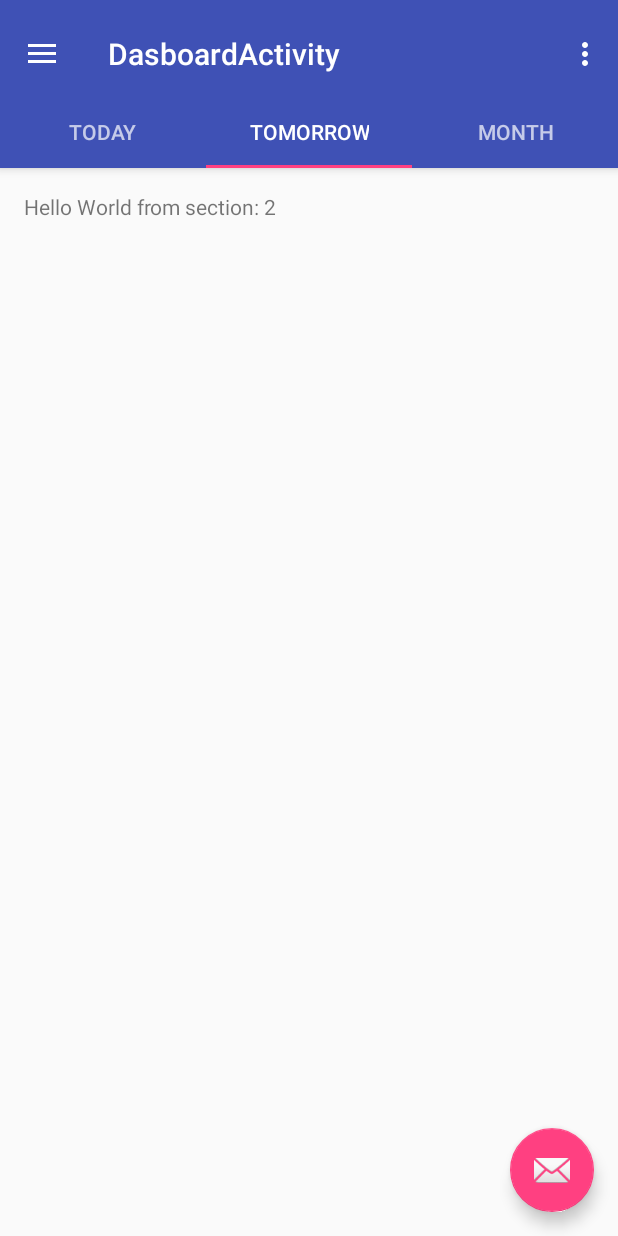
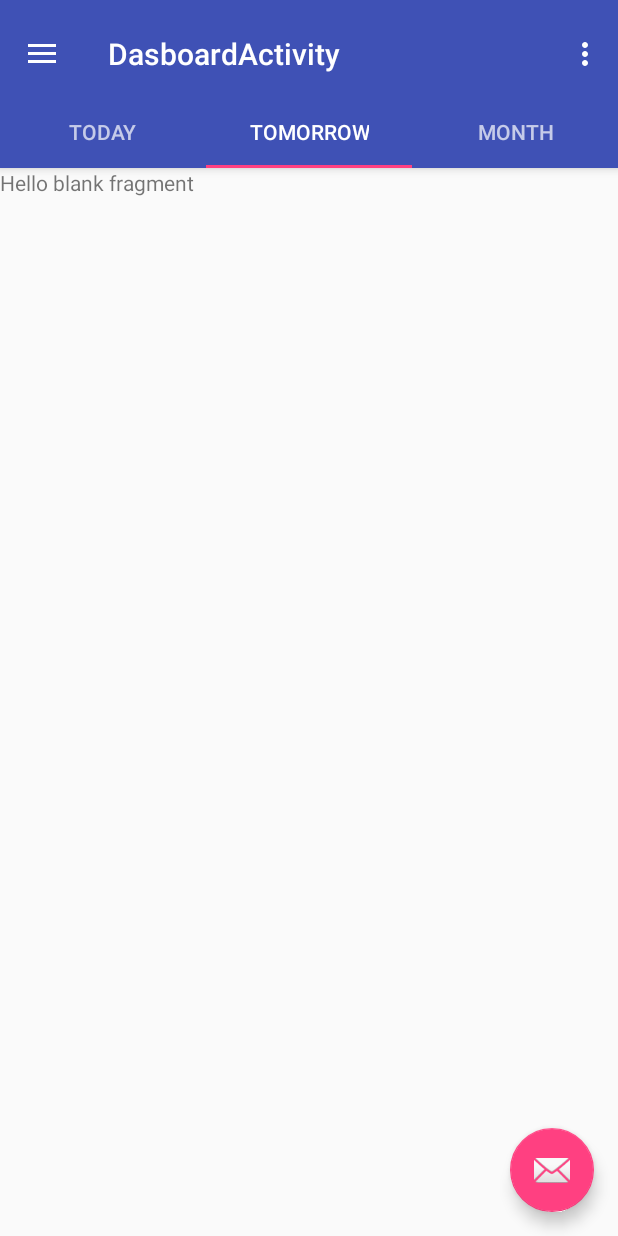
Before and after one commit to 5hirish/android_anti_detention, an Android app: the screen it shows after launch (DasboardActivity), tab 2 chosen, on a phone screen of 412 x 824 dp. Run offline under Robolectric (Android 15) with nearby library versions, the phone set to English and light mode, and no system bars.

Commit message:
Added ViewPager Adapter

```diff
--- a/app/build.gradle
+++ b/app/build.gradle
@@ -24,7 +24,8 @@ dependencies {
     androidTestCompile('com.android.support.test.espresso:espresso-core:2.2.2', {
         exclude group: 'com.android.support', module: 'support-annotations'
     })
+    compile 'com.android.support:appcompat-v7:25.1.0'
+    compile 'com.android.support:design:25.1.0'
+    compile 'com.android.support:support-v4:25.1.0'
     testCompile 'junit:junit:4.12'
-    compile 'com.android.support:appcompat-v7:25.0.1'
-    compile 'com.android.support:design:25.0.1'
 }
--- a/app/src/main/java/com/alleviate/antidetention/DasboardActivity.java
+++ b/app/src/main/java/com/alleviate/antidetention/DasboardActivity.java
@@ -137,75 +137,5 @@ public class DasboardActivity extends AppCompatActivity implements NavigationVie
         return true;
     }
 
-    /**
-     * A placeholder fragment containing a simple view.
-     */
-    public static class PlaceholderFragment extends Fragment {
-        /**
-         * The fragment argument representing the section number for this
-         * fragment.
-         */
-        private static final String ARG_SECTION_NUMBER = "section_number";
 
-        public PlaceholderFragment() {
-        }
-
-        /**
-         * Returns a new instance of this fragment for the given section
-         * number.
-         */
-        public static PlaceholderFragment newInstance(int sectionNumber) {
-            PlaceholderFragment fragment = new PlaceholderFragment();
-            Bundle args = new Bundle();
-            args.putInt(ARG_SECTION_NUMBER, sectionNumber);
-            fragment.setArguments(args);
-            return fragment;
-        }
-
-        @Override
-        public View onCreateView(LayoutInflater inflater, ViewGroup container,
-                                 Bundle savedInstanceState) {
-            View rootView = inflater.inflate(R.layout.fragment_dasboard, container, false);
-            TextView textView = (TextView) rootView.findViewById(R.id.section_label);
-            textView.setText(getString(R.string.section_format, getArguments().getInt(ARG_SECTION_NUMBER)));
-            return rootView;
-        }
-    }
-
-    /**
-     * A {@link FragmentPagerAdapter} that returns a fragment corresponding to
-     * one of the sections/tabs/pages.
-     */
-    public class SectionsPagerAdapter extends FragmentPagerAdapter {
-
-        public SectionsPagerAdapter(FragmentManager fm) {
-            super(fm);
-        }
-
-        @Override
-        public Fragment getItem(int position) {
-            // getItem is called to instantiate the fragment for the given page.
-            // Return a PlaceholderFragment (defined as a static inner class below).
-            return PlaceholderFragment.newInstance(position + 1);
-        }
-
-        @Override
-        public int getCount() {
-            // Show 3 total pages.
-            return 3;
-        }
-
-        @Override
-        public CharSequence getPageTitle(int position) {
-            switch (position) {
-                case 0:
-                    return "Today";
-                case 1:
-                    return "Tomorrow";
-                case 2:
-                    return "Month";
-            }
-            return null;
-        }
-    }
 }
--- /dev/null
+++ b/app/src/main/java/com/alleviate/antidetention/MonthFragment.java
@@ -0,0 +1,29 @@
+package com.alleviate.antidetention;
+
+
+import android.os.Bundle;
+import android.support.v4.app.Fragment;
+import android.view.LayoutInflater;
+import android.view.View;
+import android.view.ViewGroup;
+
+
+/**
+ * A simple {@link Fragment} subclass.
+ */
+public class MonthFragment extends Fragment {
+
+
+    public MonthFragment() {
+        // Required empty public constructor
+    }
+
+
+    @Override
+    public View onCreateView(LayoutInflater inflater, ViewGroup container,
+                             Bundle savedInstanceState) {
+        // Inflate the layout for this fragment
+        return inflater.inflate(R.layout.fragment_month, container, false);
+    }
+
+}
--- /dev/null
+++ b/app/src/main/java/com/alleviate/antidetention/SectionsPagerAdapter.java
@@ -0,0 +1,58 @@
+package com.alleviate.antidetention;
+
+import android.support.v4.app.Fragment;
+import android.support.v4.app.FragmentManager;
+import android.support.v4.app.FragmentStatePagerAdapter;
+
+/**
+ * Created by felix on 10/6/16.
+ * Created at Alleviate.
+ * shirishkadam.com
+ */
+public class SectionsPagerAdapter extends FragmentStatePagerAdapter {
+
+    public SectionsPagerAdapter(FragmentManager fm) {
+        super(fm);
+    }
+
+    @Override
+    public Fragment getItem(int position) {
+        // getItem is called to instantiate the fragment for the given page.
+        // Return a PlaceholderFragment (defined as a static inner class below).
+        switch (position){
+            case 0:
+                return new TodayFragment();
+            case 1:
+                return new TomorrowFragment();
+            case 2:
+                return new MonthFragment();
+
+        }
+
+        return null;
+    }
+
+    @Override
+    public int getCount() {
+        // Show 3 total pages.
+        return 3;
+    }
+
+    @Override
+    public int getItemPosition(Object item) {
+        return POSITION_NONE;
+    }
+
+    @Override
+    public CharSequence getPageTitle(int position) {
+        switch (position) {
+            case 0:
+                return "Today";
+            case 1:
+                return "Tomorrow";
+            case 2:
+                return "Month";
+        }
+        return null;
+    }
+}
--- /dev/null
+++ b/app/src/main/java/com/alleviate/antidetention/TodayFragment.java
@@ -0,0 +1,29 @@
+package com.alleviate.antidetention;
+
+
+import android.os.Bundle;
+import android.support.v4.app.Fragment;
+import android.view.LayoutInflater;
+import android.view.View;
+import android.view.ViewGroup;
+
+
+/**
+ * A simple {@link Fragment} subclass.
+ */
+public class TodayFragment extends Fragment {
+
+
+    public TodayFragment() {
+        // Required empty public constructor
+    }
+
+
+    @Override
+    public View onCreateView(LayoutInflater inflater, ViewGroup container,
+                             Bundle savedInstanceState) {
+        // Inflate the layout for this fragment
+        return inflater.inflate(R.layout.fragment_today, container, false);
+    }
+
+}
--- /dev/null
+++ b/app/src/main/java/com/alleviate/antidetention/TomorrowFragment.java
@@ -0,0 +1,29 @@
+package com.alleviate.antidetention;
+
+
+import android.os.Bundle;
+import android.support.v4.app.Fragment;
+import android.view.LayoutInflater;
+import android.view.View;
+import android.view.ViewGroup;
+
+
+/**
+ * A simple {@link Fragment} subclass.
+ */
+public class TomorrowFragment extends Fragment {
+
+
+    public TomorrowFragment() {
+        // Required empty public constructor
+    }
+
+
+    @Override
+    public View onCreateView(LayoutInflater inflater, ViewGroup container,
+                             Bundle savedInstanceState) {
+        // Inflate the layout for this fragment
+        return inflater.inflate(R.layout.fragment_tomorrow, container, false);
+    }
+
+}
--- /dev/null
+++ b/app/src/main/res/layout/fragment_tomorrow.xml
@@ -0,0 +1,13 @@
+<FrameLayout xmlns:android="http://schemas.android.com/apk/res/android"
+    xmlns:tools="http://schemas.android.com/tools"
+    android:layout_width="match_parent"
+    android:layout_height="match_parent"
+    tools:context="com.alleviate.antidetention.TomorrowFragment">
+
+    <!-- TODO: Update blank fragment layout -->
+    <TextView
+        android:layout_width="match_parent"
+        android:layout_height="match_parent"
+        android:text="@string/hello_blank_fragment" />
+
+</FrameLayout>
--- a/app/src/main/res/values/strings.xml
+++ b/app/src/main/res/values/strings.xml
@@ -7,4 +7,7 @@
 
     <string name="navigation_drawer_open">Open navigation drawer</string>
     <string name="navigation_drawer_close">Close navigation drawer</string>
+
+    <!-- TODO: Remove or change this placeholder text -->
+    <string name="hello_blank_fragment">Hello blank fragment</string>
 </resources>
```
Also changed, not shown: app/src/main/res/layout/fragment_month.xml (added, +13 -0 lines), app/src/main/res/layout/fragment_today.xml (added, +13 -0 lines).
